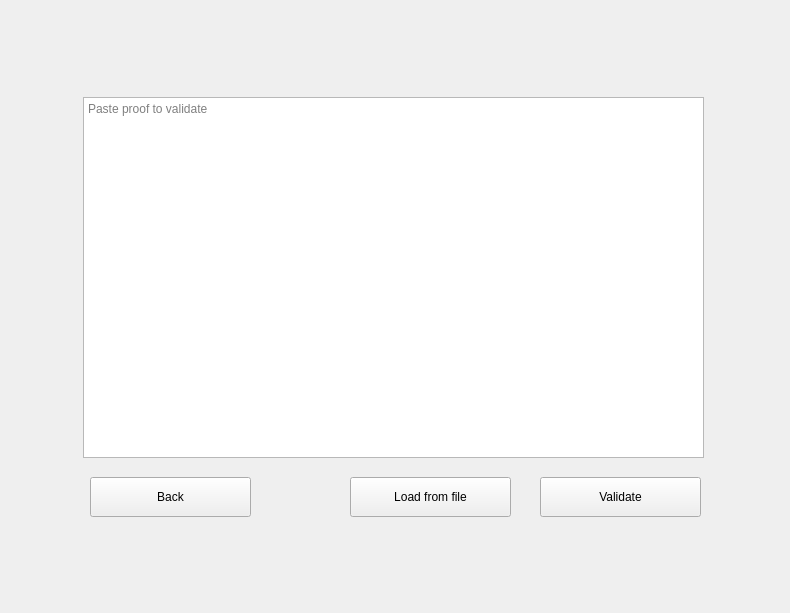
Before: the Qt Designer form windows_desktop/v_validateownershipproofinput_w.ui in mwcproject/mwc-qt-wallet, drawn with Qt 5.
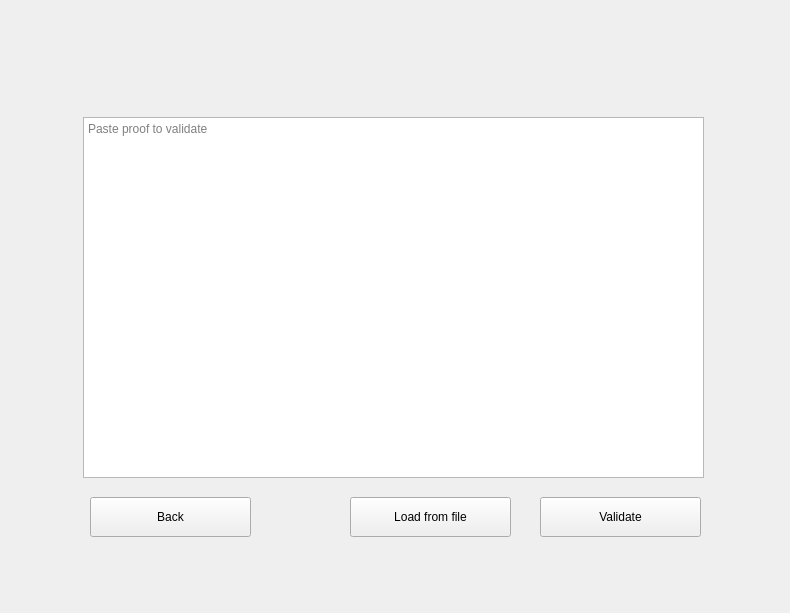
After: the same form once the commit is applied. Custom widgets are drawn as their Qt base class.

```diff
--- a/windows_desktop/v_validateownershipproofinput_w.ui
+++ b/windows_desktop/v_validateownershipproofinput_w.ui
@@ -13,7 +13,7 @@
   <property name="windowTitle">
    <string>Form</string>
   </property>
-  <layout class="QVBoxLayout" name="verticalLayout">
+  <layout class="QVBoxLayout" name="verticalLayout" stretch="1,0,1">
    <item>
     <spacer name="verticalSpacer_3">
      <property name="orientation">
@@ -29,6 +29,9 @@
    </item>
    <item>
     <layout class="QHBoxLayout" name="horizontalLayout">
+     <property name="topMargin">
+      <number>40</number>
+     </property>
      <item>
       <spacer name="horizontalSpacer">
        <property name="orientation">
```
Left out of the diff: 6 changed lines with no effect on the pictures.
